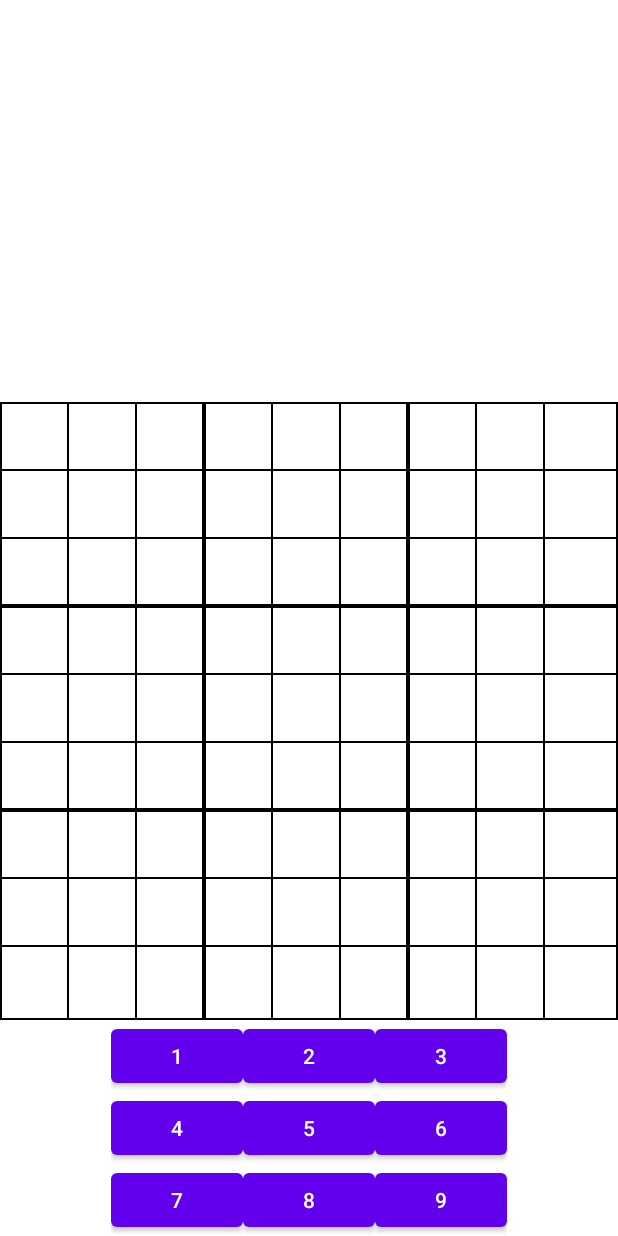
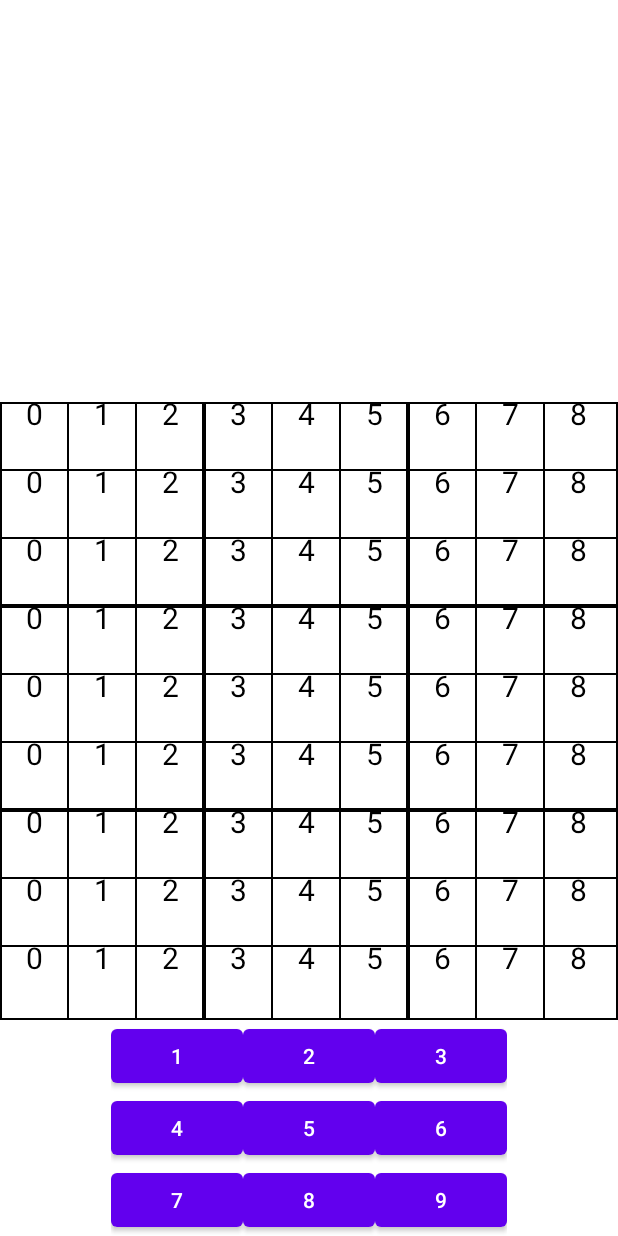
Before and after one commit to hilaltokgoz/IntellegenceGames, an Android app: the screen it shows after launch (MainActivity), on a phone screen of 412 x 824 dp. Run offline under Robolectric (Android 15) with nearby library versions, the light colour scheme and no system bars; our stand-ins replace navigation-ui.

Commit message:
text coding for SudokuBoard

```diff
--- /dev/null
+++ b/app/src/main/java/com/gloory/intellegencegames/game/Board.kt
@@ -0,0 +1,17 @@
+package com.gloory.intellegencegames.game
+// Code with ❤️
+//┌──────────────────────────┐
+//│ Created by Hilal TOKGOZ  │
+//│ ──────────────────────── │
+//│ hilaltokgoz98@gmail.com  │
+//│ ──────────────────────── │
+//│ 4.12.2023                │
+//└──────────────────────────┘
+//Hücre listesini ve board boyutunu tutar.
+
+class Board(val size: Int, val cells: List<Cell>) {
+
+    fun getCell(row: Int, col: Int) =
+        cells[row * size + col]//ilk satır önde gidecek, ikinci satır bir sonraki satırda olacak....Tek boyutlu dizi
+
+}
--- /dev/null
+++ b/app/src/main/java/com/gloory/intellegencegames/game/Cell.kt
@@ -0,0 +1,19 @@
+package com.gloory.intellegencegames.game
+
+// Code with ❤️
+//┌──────────────────────────┐
+//│ Created by Hilal TOKGOZ  │
+//│ ──────────────────────── │
+//│ hilaltokgoz98@gmail.com  │
+//│ ──────────────────────── │
+//│ 4.12.2023                │
+//└──────────────────────────┘
+
+//Hücre Class'ı depolamak için kullanılacaktır.
+//
+
+class Cell(val row:Int,val col:Int,var value:Int) {
+
+
+
+}
--- a/app/src/main/java/com/gloory/intellegencegames/game/SudokuGame.kt
+++ b/app/src/main/java/com/gloory/intellegencegames/game/SudokuGame.kt
@@ -16,22 +16,45 @@ import androidx.lifecycle.MutableLiveData
 //LiveData'ya view-viewModel arasındaki bağlantıyı sağlar.
 //Güncelleme geldiğinde view bunu görür,kendi alanlarının günceller
 class SudokuGame {
-
     //Seçilen değiştirilebilir LiveData verisi
     var selectedCellLiveData =
         MutableLiveData<Pair<Int, Int>>() //seçilen hücre saklanmak için kullanılır
+    var cellsLiveData = MutableLiveData<List<Cell>>() //Hücrelerin canlı verisini tutar.
+
     private var selectedRow = -1
     private var selectedCol = -1
 
+    private val board: Board
+
     //init bloğu, Sudoku oyunu oluşturulduğunda çağrılır.
     init {
+        //Hücrelerin listesine ihtiyaç bulunmakta. //9*9 boyutunda bir liste
+        val cells = List(9 * 9) { i -> Cell(i / 9, i % 9, i % 9) }
+        board = Board(9, cells)
+
         selectedCellLiveData.postValue(Pair(selectedRow, selectedCol))
+        cellsLiveData.postValue(board.cells)
+
     }
+
+    //Gelen sayının ne olduğuna karar verir, seçilen hücre alınıp güncellenir
+    fun handleInput(number: Int) {
+        if (selectedRow == -1 || selectedCol == -1) return
+
+        board.getCell(selectedRow,selectedCol).value=number
+        cellsLiveData.postValue(board.cells)
+    }
+
 
     //Satır ve sütunları güncelleyen fonk.
     fun updateSelectedCell(row: Int, col: Int) {
         selectedRow = row
         selectedCol = col
-        selectedCellLiveData.postValue(Pair(row,col))//satır ve sütun alınıp güncellendi, gri gönderildi.
+        selectedCellLiveData.postValue(
+            Pair(
+                row,
+                col
+            )
+        )//satır ve sütun alınıp güncellendi, gri gönderildi.
     }
 }
--- a/app/src/main/java/com/gloory/intellegencegames/view/PlaySudokuFragment.kt
+++ b/app/src/main/java/com/gloory/intellegencegames/view/PlaySudokuFragment.kt
@@ -8,6 +8,7 @@ import androidx.fragment.app.Fragment
 import androidx.lifecycle.Observer
 import androidx.lifecycle.ViewModelProviders
 import com.gloory.intellegencegames.databinding.FragmentPlaySudokuBinding
+import com.gloory.intellegencegames.game.Cell
 import com.gloory.intellegencegames.view.custom.SudokuBoardView
 import com.gloory.intellegencegames.viewmodel.PlaySudokuViewModel
 
@@ -36,11 +37,17 @@ class PlaySudokuFragment : Fragment(), SudokuBoardView.OnTouchListener {
         viewModel.sudokuGame.selectedCellLiveData.observe(
             viewLifecycleOwner,
             Observer { updateSelectedCellUI(it) })
+        viewModel.sudokuGame.cellsLiveData.observe(viewLifecycleOwner, Observer { updateCells(it) }) //hücre için observer tanımı
 
-        //.let, cell boş değilse çalışır
+    }
+    //hücre listesine erişip hücreleri günceller
+    private fun updateCells(cells:List<Cell>?)=cells?.let{
+     binding.sudokuBoardView.updateCells(cells)
+    }
 
 
-    }
+
+    //.let, cell boş değilse çalışır
     private fun updateSelectedCellUI(cell: Pair<Int, Int>?) = cell?.let {
         binding.sudokuBoardView.updateSelectedCellUI(cell.first, cell.second)
     }
--- a/app/src/main/java/com/gloory/intellegencegames/view/custom/SudokuBoardView.kt
+++ b/app/src/main/java/com/gloory/intellegencegames/view/custom/SudokuBoardView.kt
@@ -4,9 +4,11 @@ import android.content.Context
 import android.graphics.Canvas
 import android.graphics.Color
 import android.graphics.Paint
+import android.graphics.Rect
 import android.util.AttributeSet
 import android.view.MotionEvent
 import android.view.View
+import com.gloory.intellegencegames.game.Cell
 
 // Code with ❤️
 //┌──────────────────────────┐
@@ -29,6 +31,8 @@ class SudokuBoardView(context: Context, attributeSet: AttributeSet) : View(conte
     private var selectedCol = 0
 
     private var listener: SudokuBoardView.OnTouchListener? = null
+
+    private var cells: List<Cell>? = null
 
     //Kalın çizgiler hücre gruplarını tanımlar
     private val thickLinePaint = Paint().apply {
@@ -54,6 +58,13 @@ class SudokuBoardView(context: Context, attributeSet: AttributeSet) : View(conte
         color = Color.parseColor("#efedef")
     }
 
+    //text için boya rengi ayarlanır
+    private val textPaint = Paint().apply {
+        style = Paint.Style.FILL_AND_STROKE
+        color = Color.BLACK
+        textSize = 30F
+    }
+
 
     //Görünüm ne kadar büyük olacak. Kare tahtayı korumak için
     override fun onMeasure(widthMeasureSpec: Int, heightMeasureSpec: Int) {
@@ -66,19 +77,21 @@ class SudokuBoardView(context: Context, attributeSet: AttributeSet) : View(conte
         cellSizePixels = (width / size).toFloat() //hücreler bölündü.
         fillCells(canvas)
         drawLine(canvas)
+        drawText(canvas)
     }
 
     private fun fillCells(canvas: Canvas) {//tuval alınıp hücrelerin doldurulacağı alan
         if (selectedRow == -1 || selectedCol == -1) return // hücre seçilmediyse bir şey yapma
-        for (r in 0..size) {
-            for (c in 0..size) {
+
+        cells?.forEach {
+            val r = it.row
+            val c = it.col
             if (r == selectedRow && c == selectedCol) { //Hücre seçiliyse
                 fillCell(canvas, r, c, selectedCellPaint)
             } else if (r == selectedRow || c == selectedCol) {
                 fillCell(canvas, r, c, conflictingCellPaint)
             } else if (r / sqrtSize == selectedRow / sqrtSize && c / sqrtSize == selectedCol / sqrtSize) {
                 fillCell(canvas, r, c, conflictingCellPaint)
-                }
             }
         }
     }
@@ -131,6 +144,33 @@ class SudokuBoardView(context: Context, attributeSet: AttributeSet) : View(conte
         }
     }
 
+    //Burada gerçek sayılar ekrana çizilecek
+    private fun drawText(canvas: Canvas) {
+        cells?.forEach {
+            val row = it.row
+            val col = it.col
+            val valueString = it.value.toString()
+
+            val textBounds = Rect()
+            textPaint.getTextBounds(
+                valueString,
+                0,
+                valueString.length,
+                textBounds
+            )//text boyamak için sınırları verilir
+            val textWidth = textPaint.measureText(valueString)
+            val textHeight = textBounds.height()
+
+            //metni hücre ortasına ortalamak için
+            canvas.drawText(
+                valueString,
+                (col * cellSizePixels) + cellSizePixels / 2 - textWidth / 2,
+                (row * cellSizePixels) + cellSizePixels / 2 - textHeight / 2,
+                textPaint
+            )
+        }
+    }
+
     override fun onTouchEvent(event: MotionEvent): Boolean { // dokunma olayını tutar, boolean tutar
         return when (event.action) {
             MotionEvent.ACTION_DOWN -> {  //Kişi ekrana dokunursa
@@ -158,6 +198,11 @@ class SudokuBoardView(context: Context, attributeSet: AttributeSet) : View(conte
         this.listener = listener
     }
 
+    fun updateCells(cells: List<Cell>) {
+        this.cells = cells
+        invalidate() //geçersiz kılkar,hücreler yeniden oluşturulur.
+    }
+
 
     //verileri kaçmadığından emin olmak için
     interface OnTouchListener {
```
Lines whose indentation alone changed are shown as unchanged.
